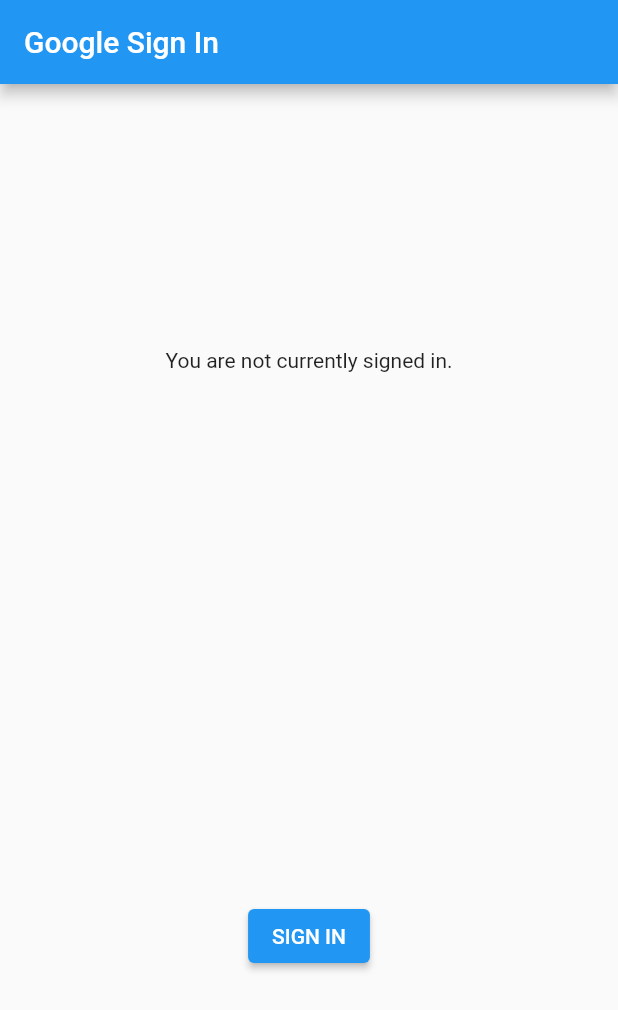
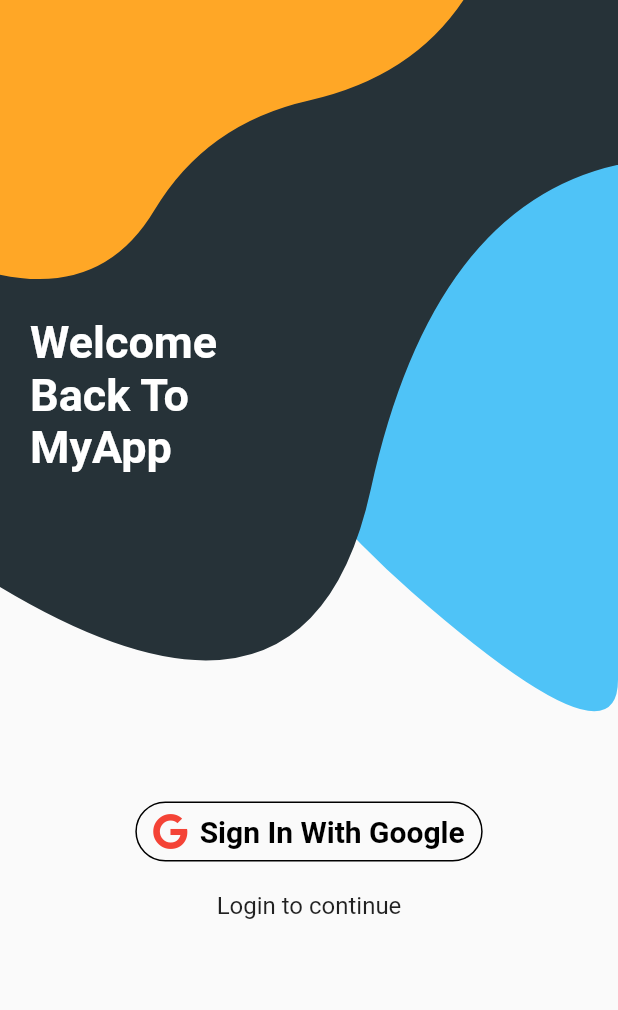
Before and after one commit to blakepennington97/TERM, a Flutter app: the screen it shows after launch, on a phone screen of 412 x 824 dp. Shown: the top 1010 px of the screen. Run offline on Flutter 3.47's test engine with Material 2 defaults, Android fonts, the phone set to English and light mode, and no system bars; our stand-ins replace firebase_auth, firebase_core, font_awesome_flutter, google_sign_in; accounts and stored records are empty.

Commit message:
google sign in added, but nav bar shows up 1st

```diff
--- /dev/null
+++ b/term_app/lib/background.dart
@@ -0,0 +1,128 @@
+import 'dart:ui';
+
+import 'package:flutter/material.dart';
+
+class Point {
+  final double x;
+  final double y;
+
+  Point(this.x, this.y);
+}
+
+class BackgroundPainter extends CustomPainter {
+  final Paint linePaint;
+  final Paint bluePaint;
+  final Paint greyPaint;
+  final Paint orangePaint;
+
+  BackgroundPainter()
+      : bluePaint = Paint()
+          ..color = Colors.lightBlue.shade300
+          ..style = PaintingStyle.fill,
+        greyPaint = Paint()
+          ..color = Colors.blueGrey[900]
+          ..style = PaintingStyle.fill,
+        orangePaint = Paint()
+          ..color = Colors.orange.shade400
+          ..style = PaintingStyle.fill,
+        linePaint = Paint()
+          ..color = Colors.orange[300]
+          ..style = PaintingStyle.stroke
+          ..strokeWidth = 4;
+
+  void _addPointsToPath(Path path, List<Point> points) {
+    if (points.length < 3) {
+      throw UnsupportedError('Need three or more points to create a path.');
+    }
+
+    for (var i = 0; i < points.length - 2; i++) {
+      final xc = (points[i].x + points[i + 1].x) / 2;
+      final yc = (points[i].y + points[i + 1].y) / 2;
+      path.quadraticBezierTo(points[i].x, points[i].y, xc, yc);
+    }
+
+    // connect the last two points
+    path.quadraticBezierTo(
+      points[points.length - 2].x,
+      points[points.length - 2].y,
+      points[points.length - 1].x,
+      points[points.length - 1].y,
+    );
+  }
+
+  @override
+  void paint(Canvas canvas, Size size) {
+    paintBlue(size, canvas);
+    paintDark(size, canvas);
+    paintOrange(size, canvas);
+  }
+
+  void paintBlue(Size size, Canvas canvas) {
+    final path = Path();
+
+    path.moveTo(size.width, size.height);
+    path.lineTo(size.width, 0);
+    path.lineTo(0, 0);
+
+    _addPointsToPath(path, [
+      Point(
+        lerpDouble(0, size.width / 3, 1),
+        lerpDouble(0, size.height / 3, 1),
+      ),
+      Point(
+        lerpDouble(size.width / 2, size.height * 0.5, 1),
+        lerpDouble(size.width / 2, size.height, 0.5),
+      ),
+      Point(
+        size.width,
+        lerpDouble(size.width, size.height, 0.1),
+      ),
+    ]);
+    canvas.drawPath(path, bluePaint);
+  }
+
+  void paintDark(Size size, Canvas canvas) {
+    final path = Path();
+
+    path.moveTo(size.width, 300);
+    path.lineTo(size.width, 0);
+    path.lineTo(0, 0);
+    path.lineTo(0, lerpDouble(size.height / 4, size.height / 2, 0.9));
+    _addPointsToPath(
+      path,
+      [
+        Point(
+          size.width / 2,
+          lerpDouble(size.height / 2, size.height * 3 / 4, 0.5),
+        ),
+        Point(
+          size.width * 3.5 / 5,
+          lerpDouble(size.height / 6, size.height / 2, 0),
+        ),
+        Point(size.width, lerpDouble(size.height / 7.5, size.height / 4, 0)),
+      ],
+    );
+
+    canvas.drawPath(path, greyPaint);
+  }
+
+  void paintOrange(Size size, Canvas canvas) {
+    final path = Path();
+
+    path.moveTo(size.width * 3 / 4, 0);
+    path.lineTo(0, 0);
+    path.lineTo(0, lerpDouble(0, size.height / 4.5, 1));
+
+    _addPointsToPath(path, [
+      Point(size.width / 6, lerpDouble(0, size.height / 5, 1.2)),
+      Point(size.width / 3, lerpDouble(0, size.height / 10, 1)),
+      Point(size.width / 3 * 2, lerpDouble(0, size.height / 8, 0.5)),
+      Point(size.width * 3 / 4, 0),
+    ]);
+
+    canvas.drawPath(path, orangePaint);
+  }
+
+  @override
+  bool shouldRepaint(CustomPainter oldDelegate) => true;
+}
--- /dev/null
+++ b/term_app/lib/google_signin.dart
@@ -0,0 +1,45 @@
+import 'package:firebase_auth/firebase_auth.dart';
+import 'package:flutter/material.dart';
+import 'package:google_sign_in/google_sign_in.dart';
+
+class GoogleSignInProvider extends ChangeNotifier {
+  final googleSignIn = GoogleSignIn();
+  bool _isSigningIn;
+
+  GoogleSignInProvider() {
+    _isSigningIn = false;
+  }
+
+  bool get isSigningIn => _isSigningIn;
+
+  set isSigningIn(bool isSigningIn) {
+    _isSigningIn = isSigningIn;
+    notifyListeners();
+  }
+
+  Future login() async {
+    isSigningIn = true;
+
+    final user = await googleSignIn.signIn();
+    if (user == null) {
+      isSigningIn = false;
+      return;
+    } else {
+      final googleAuth = await user.authentication;
+
+      final credential = GoogleAuthProvider.credential(
+        accessToken: googleAuth.accessToken,
+        idToken: googleAuth.idToken,
+      );
+
+      await FirebaseAuth.instance.signInWithCredential(credential);
+
+      isSigningIn = false;
+    }
+  }
+
+  void logout() async {
+    await googleSignIn.disconnect();
+    FirebaseAuth.instance.signOut();
+  }
+}
--- /dev/null
+++ b/term_app/lib/home_page.dart
@@ -0,0 +1,38 @@
+import 'package:firebase_auth/firebase_auth.dart';
+import 'package:flutter/material.dart';
+import 'package:provider/provider.dart';
+import 'google_signin.dart';
+import 'background.dart';
+import 'logged_in.dart';
+import 'sign_up.dart';
+
+class HomePage extends StatelessWidget {
+  @override
+  Widget build(BuildContext context) => Scaffold(
+        body: ChangeNotifierProvider(
+          create: (context) => GoogleSignInProvider(),
+          child: StreamBuilder(
+            stream: FirebaseAuth.instance.authStateChanges(),
+            builder: (context, snapshot) {
+              final provider = Provider.of<GoogleSignInProvider>(context);
+
+              if (provider.isSigningIn) {
+                return buildLoading();
+              } else if (snapshot.hasData) {
+                return NavigationBar();
+              } else {
+                return SignUpWidget();
+              }
+            },
+          ),
+        ),
+      );
+
+  Widget buildLoading() => Stack(
+        fit: StackFit.expand,
+        children: [
+          CustomPaint(painter: BackgroundPainter()),
+          Center(child: CircularProgressIndicator()),
+        ],
+      );
+}
--- a/term_app/lib/main.dart
+++ b/term_app/lib/main.dart
@@ -10,214 +10,27 @@
 // bar items. The first one is selected.](https://flutter.github.io/assets-for-api-docs/assets/material/bottom_navigation_bar.png)
 
 import 'package:flutter/material.dart';
-import 'progress.dart';
-import 'email.dart';
-import 'profile.dart';
 import 'dart:async';
-import 'dart:convert' show json;
+import 'home_page.dart';
+import 'package:google_sign_in/google_sign_in.dart';
+import 'package:firebase_core/firebase_core.dart';
 
-import "package:http/http.dart" as http;
-import 'package:google_sign_in/google_sign_in.dart';
+Future main() async {
+  WidgetsFlutterBinding.ensureInitialized();
+  await Firebase.initializeApp();
 
-void main() => runApp(MyApp());
+  runApp(MyApp());
+}
 
 /// This is the main application widget.
 class MyApp extends StatelessWidget {
-  static const String _title = 'Flutter Code Sample';
+  static final String title = 'Google SignIn';
 
   @override
-  Widget build(BuildContext context) {
-    return MaterialApp(
-      title: _title,
-      home: MyStatefulWidget(),
-    );
-  }
+  Widget build(BuildContext context) => MaterialApp(
+        debugShowCheckedModeBanner: false,
+        title: title,
+        theme: ThemeData(primarySwatch: Colors.deepOrange),
+        home: HomePage(),
+      );
 }
-
-/// This is the stateful widget that the main application instantiates.
-class MyStatefulWidget extends StatefulWidget {
-  @override
-  SignInDemoState createState() => SignInDemoState();
-}
-
-/// This is the private State class that goes with MyStatefulWidget.
-class _MyStatefulWidgetState extends State<MyStatefulWidget> {
-  int _selectedIndex = 0;
-  static const TextStyle optionStyle =
-      TextStyle(fontSize: 30, fontWeight: FontWeight.bold);
-  static List<Widget> _children = [
-    Progress(Colors.deepPurple),
-    Email(Colors.white),
-    Profile(Colors.black)
-  ];
-
-  void _onItemTapped(int index) {
-    setState(() {
-      _selectedIndex = index;
-    });
-  }
-
-  @override
-  Widget build(BuildContext context) {
-    return Scaffold(
-      appBar: AppBar(
-        title: Text('TERM'),
-        backgroundColor: Colors.deepPurple,
-      ),
-      body: _children[_selectedIndex],
-      bottomNavigationBar: BottomNavigationBar(
-        backgroundColor: Colors.deepPurple,
-        unselectedItemColor: Colors.white54,
-        items: const <BottomNavigationBarItem>[
-          BottomNavigationBarItem(
-            icon: Icon(Icons.analytics_outlined),
-            label: 'Progess',
-          ),
-          BottomNavigationBarItem(
-            icon: Icon(Icons.messenger),
-            label: 'Email',
-          ),
-          BottomNavigationBarItem(
-            icon: Icon(Icons.person),
-            label: 'Profile',
-          ),
-        ],
-        currentIndex: _selectedIndex,
-        selectedItemColor: Colors.white,
-        onTap: _onItemTapped,
-      ),
-    );
-  }
-}
-
-GoogleSignIn _googleSignIn = GoogleSignIn(
-  scopes: <String>[
-    'email',
-    'https://www.googleapis.com/auth/contacts.readonly',
-  ],
-);
-
-class SignInDemoState extends State<MyStatefulWidget> {
-  GoogleSignInAccount _currentUser;
-  String _contactText;
-
-  @override
-  void initState() {
-    super.initState();
-    _googleSignIn.onCurrentUserChanged.listen((GoogleSignInAccount account) {
-      setState(() {
-        _currentUser = account;
-      });
-      if (_currentUser != null) {
-        _handleGetContact();
-      }
-    });
-    _googleSignIn.signInSilently();
-  }
-
-  Future<void> _handleGetContact() async {
-    setState(() {
-      _contactText = "Loading contact info...";
-    });
-    final http.Response response = await http.get(
-      'https://people.googleapis.com/v1/people/me/connections'
-      '?requestMask.includeField=person.names',
-      headers: await _currentUser.authHeaders,
-    );
-    if (response.statusCode != 200) {
-      setState(() {
-        _contactText = "People API gave a ${response.statusCode} "
-            "response. Check logs for details.";
-      });
-      print('People API ${response.statusCode} response: ${response.body}');
-      return;
-    }
-    final Map<String, dynamic> data = json.decode(response.body);
-    final String namedContact = _pickFirstNamedContact(data);
-    setState(() {
-      if (namedContact != null) {
-        _contactText = "I see you know $namedContact!";
-      } else {
-        _contactText = "No contacts to display.";
-      }
-    });
-  }
-
-  String _pickFirstNamedContact(Map<String, dynamic> data) {
-    final List<dynamic> connections = data['connections'];
-    final Map<String, dynamic> contact = connections?.firstWhere(
-      (dynamic contact) => contact['names'] != null,
-      orElse: () => null,
-    );
-    if (contact != null) {
-      final Map<String, dynamic> name = contact['names'].firstWhere(
-        (dynamic name) => name['displayName'] != null,
-        orElse: () => null,
-      );
-      if (name != null) {
-        return name['displayName'];
-      }
-    }
-    return null;
-  }
-
-  Future<void> _handleSignIn() async {
-    try {
-      await _googleSignIn.signIn();
-    } catch (error) {
-      print(error);
-    }
-  }
-
-  Future<void> _handleSignOut() => _googleSignIn.disconnect();
-
-  Widget _buildBody() {
-    if (_currentUser != null) {
-      return Column(
-        mainAxisAlignment: MainAxisAlignment.spaceAround,
-        children: <Widget>[
-          ListTile(
-            leading: GoogleUserCircleAvatar(
-              identity: _currentUser,
-            ),
-            title: Text(_currentUser.displayName ?? ''),
-            subtitle: Text(_currentUser.email ?? ''),
-          ),
-          const Text("Signed in successfully."),
-          Text(_contactText ?? ''),
-          ElevatedButton(
-            child: const Text('SIGN OUT'),
-            onPressed: _handleSignOut,
-          ),
-          ElevatedButton(
-            child: const Text('REFRESH'),
-            onPressed: _handleGetContact,
-          ),
-        ],
-      );
-    } else {
-      return Column(
-        mainAxisAlignment: MainAxisAlignment.spaceAround,
-        children: <Widget>[
-          const Text("You are not currently signed in."),
-          ElevatedButton(
-            child: const Text('SIGN IN'),
-            onPressed: _handleSignIn,
-          ),
-        ],
-      );
-    }
-  }
-
-  @override
-  Widget build(BuildContext context) {
-    return Scaffold(
-        appBar: AppBar(
-          title: const Text('Google Sign In'),
-        ),
-        body: ConstrainedBox(
-          constraints: const BoxConstraints.expand(),
-          child: _buildBody(),
-        ));
-  }
-}
--- /dev/null
+++ b/term_app/lib/sign_up.dart
@@ -0,0 +1,43 @@
+import 'package:flutter/material.dart';
+import 'background.dart';
+import 'signup_button.dart';
+
+class SignUpWidget extends StatelessWidget {
+  @override
+  Widget build(BuildContext context) => Stack(
+        fit: StackFit.expand,
+        children: [
+          CustomPaint(painter: BackgroundPainter()),
+          buildSignUp(),
+        ],
+      );
+
+  Widget buildSignUp() => Column(
+        children: [
+          Spacer(),
+          Align(
+            alignment: Alignment.centerLeft,
+            child: Container(
+              margin: EdgeInsets.symmetric(horizontal: 20),
+              width: 175,
+              child: Text(
+                'Welcome Back To MyApp',
+                style: TextStyle(
+                  color: Colors.white,
+                  fontSize: 30,
+                  fontWeight: FontWeight.bold,
+                ),
+              ),
+            ),
+          ),
+          Spacer(),
+          GoogleSignupButtonWidget(),
+          SizedBox(height: 12),
+          Text(
+            'Login to continue',
+            style: TextStyle(fontSize: 16),
+          ),
+          Spacer(),
+        ],
+      );
+}
--- /dev/null
+++ b/term_app/lib/signup_button.dart
@@ -0,0 +1,28 @@
+import 'package:flutter/material.dart';
+import 'package:font_awesome_flutter/font_awesome_flutter.dart';
+import 'google_signin.dart';
+import 'package:provider/provider.dart';
+
+class GoogleSignupButtonWidget extends StatelessWidget {
+  @override
+  Widget build(BuildContext context) => Container(
+        padding: EdgeInsets.all(4),
+        child: OutlineButton.icon(
+          label: Text(
+            'Sign In With Google',
+            style: TextStyle(fontWeight: FontWeight.bold, fontSize: 20),
+          ),
+          shape: StadiumBorder(),
+          padding: EdgeInsets.symmetric(horizontal: 12, vertical: 8),
+          highlightedBorderColor: Colors.black,
+          borderSide: BorderSide(color: Colors.black),
+          textColor: Colors.black,
+          icon: FaIcon(FontAwesomeIcons.google, color: Colors.red),
+          onPressed: () {
+            final provider =
+                Provider.of<GoogleSignInProvider>(context, listen: false);
+            provider.login();
+          },
+        ),
+      );
+}
--- a/term_app/pubspec.yaml
+++ b/term_app/pubspec.yaml
@@ -21,12 +21,15 @@ environment:
   sdk: ">=2.7.0 <3.0.0"
 
 dependencies:
-  firebase_auth: ^0.16.0
+  firebase_auth: ^0.20.1
   google_sign_in: ^4.5.9
   cupertino_icons: ^0.1.3
   http: ^0.12.2
   animations: ^1.1.2
+  firebase_core: ^0.7.0
+  provider: ^4.3.3
   flutter_gen: ^1.3.1
+  font_awesome_flutter: ^8.11.0
   intl: ^0.16.1
   flutter_gallery: ^2.4.0+20400
   flutter:
```
Also changed, not shown: term_app/lib/logged_in.dart (added, +62 -0 lines), term_app/pubspec.lock.
